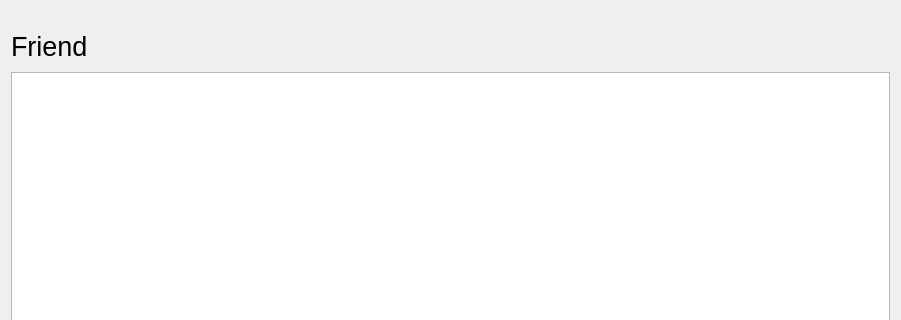
First picture: the form in VaporChat/mainwindow.ui, repository nwestbury/VaporChat, before the edit; both pictures show x 0 to 901 and y 0 to 320 of the 901 by 598 pixel window.
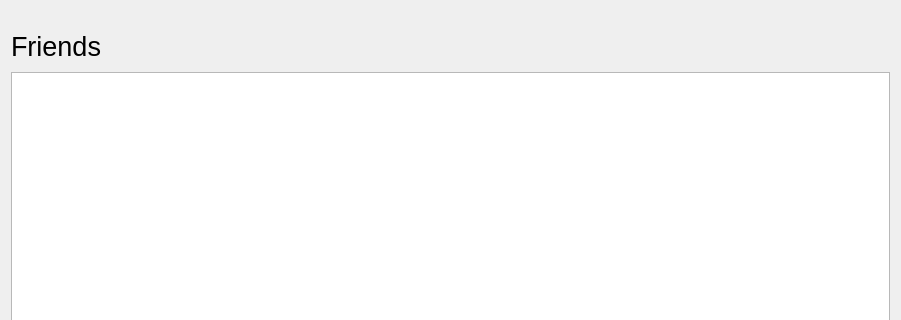
Second picture: the form after the edit.

Patch:
```diff
--- a/VaporChat/mainwindow.ui
+++ b/VaporChat/mainwindow.ui
@@ -35,7 +35,7 @@
          </font>
         </property>
         <property name="text">
-         <string>Friend</string>
+         <string>Friends</string>
         </property>
        </widget>
       </item>
```
